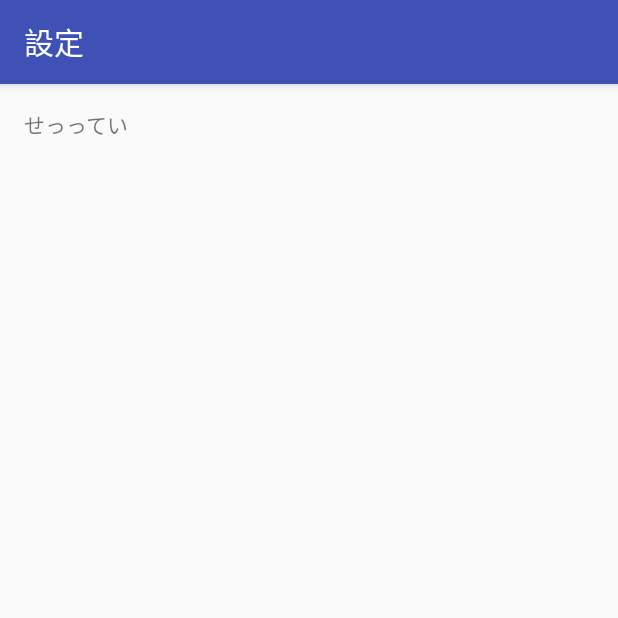
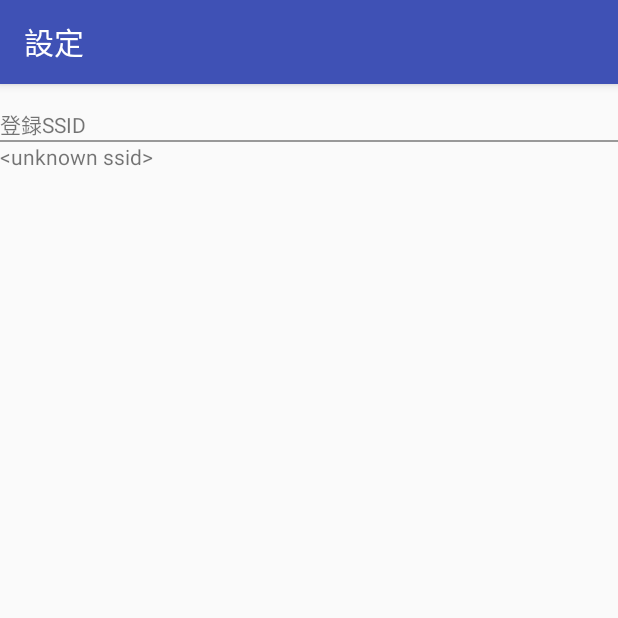
Before and after one commit to xsota/MyJobTime, an Android app: the screen it shows after launch (SettingActivity), in the options menu, after a tap on "設定", on a phone screen of 412 x 824 dp, the top half of it. Run offline under Robolectric (Android 15) with nearby library versions, the phone set to English and light mode, and no system bars; our stand-ins replace data binding.

Commit message:
dataBindingでApInfo出せたしUtilころした

```diff
--- a/app/src/main/AndroidManifest.xml
+++ b/app/src/main/AndroidManifest.xml
@@ -22,7 +22,7 @@
         </activity>
         <activity
             android:name=".activity.SettingActivity"
-            android:label="@string/action_settings">
+            android:label="@string/title_settings">
         </activity>
     </application>
 
--- a/app/src/main/java/me/rmrf/myjobtime/activity/SettingActivity.java
+++ b/app/src/main/java/me/rmrf/myjobtime/activity/SettingActivity.java
@@ -6,6 +6,7 @@ import android.os.Bundle;
 
 import me.rmrf.myjobtime.R;
 import me.rmrf.myjobtime.databinding.ActivitySettingBinding;
+import me.rmrf.myjobtime.models.ApInfo;
 
 public class SettingActivity extends AppCompatActivity {
 
@@ -17,5 +18,10 @@ public class SettingActivity extends AppCompatActivity {
 
         binding = DataBindingUtil.setContentView(this, R.layout.activity_setting);
 
+        ApInfo apInfo = new ApInfo(this);
+        binding.setApInfo(apInfo);
+
     }
+
+
 }
--- a/app/src/main/java/me/rmrf/myjobtime/fragment/JobTimeFragment.java
+++ b/app/src/main/java/me/rmrf/myjobtime/fragment/JobTimeFragment.java
@@ -12,7 +12,6 @@ import android.view.ViewGroup;
 import me.rmrf.myjobtime.activity.MainActivity;
 import me.rmrf.myjobtime.R;
 import me.rmrf.myjobtime.databinding.FragmentJobTimeBinding;
-import me.rmrf.myjobtime.util.WifiUtil;
 
 public class JobTimeFragment extends Fragment {
     private static final String ARG_PARAM = "page";
@@ -53,8 +52,6 @@ public class JobTimeFragment extends Fragment {
         binding = DataBindingUtil.inflate(inflater, R.layout.fragment_job_time, container, false);
         View view = binding.getRoot();
 
-        setWifiStatus(WifiUtil.getWifi(parentMainActivity));
-
         return view;
     }
 
@@ -85,13 +82,4 @@ public class JobTimeFragment extends Fragment {
         void onFragmentInteraction(Uri uri);
     }
 
-    private void setWifiStatus(String[] apInfo){
-        if(apInfo.length == 0){return;}
-
-        binding.ssid.setText(apInfo[0]);
-        binding.ip.setText(apInfo[1]);
-        binding.mac.setText(apInfo[2]);
-        binding.rssi.setText(apInfo[3]);
-
-    }
 }
--- /dev/null
+++ b/app/src/main/java/me/rmrf/myjobtime/models/ApInfo.java
@@ -0,0 +1,73 @@
+package me.rmrf.myjobtime.models;
+
+import android.content.Context;
+import android.net.wifi.WifiInfo;
+import android.net.wifi.WifiManager;
+
+import static android.content.Context.WIFI_SERVICE;
+
+/**
+ * Created by kawanoanna on 2016/12/31.
+ */
+
+public class ApInfo {
+
+    private String Ssid;
+    private int IpAdr;
+    private String MacAdr;
+    private int Rssi;
+
+    /* コンストラクタ */
+    public ApInfo(Context context) {
+
+        WifiManager manager = (WifiManager) context.getSystemService(WIFI_SERVICE);
+        WifiInfo info = manager.getConnectionInfo();
+
+        //　SSIDを取得
+        Ssid = info.getSSID();
+
+        // IPアドレスを取得
+        IpAdr = info.getIpAddress();
+//        String.format("IP Adrress : %02d.%02d.%02d.%02d", (ipAdr >> 0) & 0xff, (ipAdr >> 8) & 0xff, (ipAdr >> 16) & 0xff, (ipAdr >> 24) & 0xff);
+
+        // MACアドレスを取得
+        MacAdr = info.getMacAddress();
+
+        // 受信信号強度&信号レベルを取得
+        Rssi = info.getRssi();
+    }
+
+
+    public String getSsid() {
+        return Ssid;
+    }
+
+    public void setSsid(String ssid) {
+        Ssid = ssid;
+    }
+
+    public int getIpAdr() {
+        return IpAdr;
+    }
+
+    public void setIpAdr(int ipAdr) {
+        IpAdr = ipAdr;
+    }
+
+    public String getMacAdr() {
+        return MacAdr;
+    }
+
+    public void setMacAdr(String macAdr) {
+        MacAdr = macAdr;
+    }
+
+    public int getRssi() {
+        return Rssi;
+    }
+
+    public void setRssi(int rssi) {
+        Rssi = rssi;
+    }
+
+}
--- a/app/src/main/java/me/rmrf/myjobtime/util/WifiUtil.java
+++ /dev/null
@@ -1,40 +0,0 @@
-package me.rmrf.myjobtime.util;
-
-import android.content.Context;
-import android.net.wifi.WifiInfo;
-import android.net.wifi.WifiManager;
-
-import static android.content.Context.WIFI_SERVICE;
-
-/**
- * Created by kawanoanna on 2016/12/27.
- */
-
-public class WifiUtil {
-
-
-    /**
-     * 現在接続しているwifi取得
-     * @return
-     */
-    public static String[] getWifi(Context context) {
-        WifiManager manager = (WifiManager) context.getSystemService(WIFI_SERVICE);
-        WifiInfo info = manager.getConnectionInfo();
-
-        String[] apInfo = new String[4];
-        //　SSIDを取得
-        apInfo[0] = String.format("SSID : %s", info.getSSID());
-        // IPアドレスを取得
-        int ipAdr = info.getIpAddress();
-        apInfo[1] = String.format("IP Adrress : %02d.%02d.%02d.%02d",
-                (ipAdr >> 0) & 0xff, (ipAdr >> 8) & 0xff, (ipAdr >> 16) & 0xff, (ipAdr >> 24) & 0xff);
-        // MACアドレスを取得
-        apInfo[2] = String.format("MAC Address : %s", info.getMacAddress());
-        // 受信信号強度&信号レベルを取得
-        int rssi = info.getRssi();
-        int level = WifiManager.calculateSignalLevel(rssi, 5);
-        apInfo[3] = String.format("RSSI : %d / Level : %d/4", rssi, level);
-
-        return apInfo;
-    }
-}
--- a/app/src/main/res/layout/activity_main.xml
+++ b/app/src/main/res/layout/activity_main.xml
@@ -21,7 +21,7 @@
                 android:layout_width="match_parent"
                 android:layout_height="?attr/actionBarSize"
                 android:background="?attr/colorPrimary"
-                app:popupTheme="@style/AppTheme.PopupOverlay" />
+                />
         </android.support.design.widget.AppBarLayout>
 
         <RelativeLayout
--- a/app/src/main/res/layout/activity_setting.xml
+++ b/app/src/main/res/layout/activity_setting.xml
@@ -1,21 +1,42 @@
 <?xml version="1.0" encoding="utf-8"?>
 <layout xmlns:android="http://schemas.android.com/apk/res/android">
     <data>
+        <variable
+            name="apInfo"
+            type="me.rmrf.myjobtime.models.ApInfo" />
     </data>
-    <RelativeLayout
-        xmlns:tools="http://schemas.android.com/tools"
-        android:id="@+id/activity_setting"
+    <ScrollView
         android:layout_width="match_parent"
-        android:layout_height="match_parent"
-        android:paddingBottom="@dimen/activity_vertical_margin"
-        android:paddingLeft="@dimen/activity_horizontal_margin"
-        android:paddingRight="@dimen/activity_horizontal_margin"
-        android:paddingTop="@dimen/activity_vertical_margin"
-        tools:context="me.rmrf.myjobtime.activity.SettingActivity">
+        android:layout_height="match_parent">
 
-        <TextView
+        <LinearLayout
+            xmlns:tools="http://schemas.android.com/tools"
+            android:id="@+id/activity_setting"
             android:layout_width="match_parent"
             android:layout_height="match_parent"
-            android:text="せっってい"/>
-    </RelativeLayout>
+            android:orientation="vertical"
+            tools:context="me.rmrf.myjobtime.activity.SettingActivity">
+
+            <TextView
+                android:layout_width="match_parent"
+                android:layout_height="wrap_content"
+                android:layout_marginTop="@dimen/margin"
+                android:text="@string/regist_ssid"
+                />
+
+            <ImageView
+                android:layout_width="match_parent"
+                android:layout_height="@dimen/spacer"
+                android:background="@color/spacer"
+                />
+
+            <TextView
+                android:id="@+id/registed_ssid"
+                android:layout_width="match_parent"
+                android:layout_height="wrap_content"
+                android:text="@{apInfo.ssid}"
+                />
+
+        </LinearLayout>
+    </ScrollView>
 </layout>
--- a/app/src/main/res/layout/fragment_callender.xml
+++ b/app/src/main/res/layout/fragment_callender.xml
@@ -12,7 +12,7 @@
         <TextView
             android:layout_width="match_parent"
             android:layout_height="match_parent"
-            android:text="@string/hello_blank_fragment" />
+            android:text="aaaaaa" />
 
     </RelativeLayout>
 </layout>
--- a/app/src/main/res/menu/menu_main.xml
+++ b/app/src/main/res/menu/menu_main.xml
@@ -5,6 +5,6 @@
     <item
         android:id="@+id/action_settings"
         android:orderInCategory="100"
-        android:title="@string/action_settings"
+        android:title="@string/title_settings"
         app:showAsAction="never" />
 </menu>
--- a/app/src/main/res/values/colors.xml
+++ b/app/src/main/res/values/colors.xml
@@ -3,4 +3,7 @@
     <color name="colorPrimary">#3F51B5</color>
     <color name="colorPrimaryDark">#303F9F</color>
     <color name="colorAccent">#FF4081</color>
+
+    <color name="spacer">#999999</color>
+
 </resources>
--- a/app/src/main/res/values/dimens.xml
+++ b/app/src/main/res/values/dimens.xml
@@ -3,6 +3,10 @@
     <dimen name="activity_horizontal_margin">16dp</dimen>
     <dimen name="activity_vertical_margin">16dp</dimen>
     <dimen name="fab_margin">16dp</dimen>
-    <dimen name="toolbar_height">48dp</dimen>
+
+    <dimen name="margin">16dp</dimen>
+    <dimen name="list_height">48dp</dimen>
+
+    <dimen name="spacer">1dp</dimen>
 
 </resources>
--- a/app/src/main/res/values/strings.xml
+++ b/app/src/main/res/values/strings.xml
@@ -1,7 +1,8 @@
 <resources>
     <string name="app_name">MyJobTime</string>
-    <string name="action_settings">設定</string>
 
-    <!-- TODO: Remove or change this placeholder text -->
-    <string name="hello_blank_fragment">Hello blank fragment</string>
+    <!-- settings -->
+    <string name="title_settings">設定</string>
+    <string name="regist_ssid">登録SSID</string>
+
 </resources>
```
